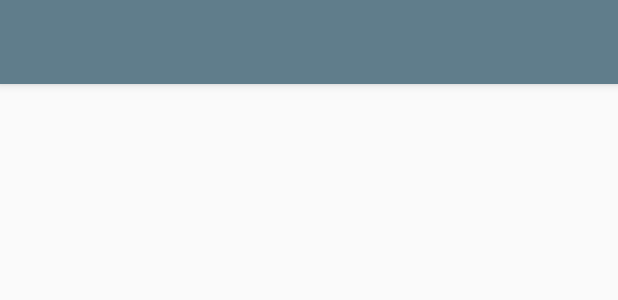
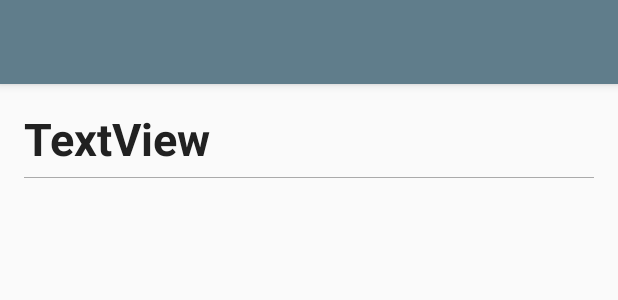
Before and after one commit to SilverBlog/silverblog_android, an Android app: the layout activity_post_preview.xml on its own in the app's theme, with its tools: preview values and no code run, on a phone screen of 412 x 824 dp. Shown: the top 300 px of the screen. Run offline under Robolectric (Android 15) with nearby library versions, the phone set to English and light mode, and no system bars.

Commit message:
修改preview样式

```diff
--- a/app/src/main/java/com/reallct/qwe7002/smartblog_client/post_preview.java
+++ b/app/src/main/java/com/reallct/qwe7002/smartblog_client/post_preview.java
@@ -17,7 +17,9 @@ public class post_preview extends AppCompatActivity {
         Toolbar toolbar = (Toolbar) findViewById(R.id.toolbar);
         setSupportActionBar(toolbar);
         Intent intent = getIntent();
-        RichText.fromMarkdown("# " + intent.getStringExtra(Intent.EXTRA_SUBJECT) + "\n\n" + intent.getStringExtra(Intent.EXTRA_TEXT)).into((TextView) findViewById(R.id.markdown_view));
+        TextView title = (TextView) findViewById(R.id.title);
+        title.setText(intent.getStringExtra(Intent.EXTRA_SUBJECT));
+        RichText.fromMarkdown(intent.getStringExtra(Intent.EXTRA_TEXT)).into((TextView) findViewById(R.id.markdown_view));
 
     }
 
--- a/app/src/main/res/layout/content_post_preview.xml
+++ b/app/src/main/res/layout/content_post_preview.xml
@@ -19,6 +19,29 @@
         android:layout_alignParentBottom="true"
         android:layout_alignParentEnd="true"
         android:layout_alignParentStart="true"
+        android:textSize="16sp"
+        android:layout_below="@+id/Lines" />
+
+    <View
+        android:layout_marginBottom="5dp"
+        android:layout_marginTop="5dp"
+        android:layout_below="@+id/title"
+        android:id="@+id/Lines"
+        android:layout_width="wrap_content"
+        android:layout_height="1px"
+        android:background="@android:color/darker_gray" />
+
+
+    <TextView
+        android:id="@+id/title"
+        android:textStyle="bold"
+        android:maxLines="2"
+        android:textSize="30sp"
+        android:textColor="#212121"
+        android:layout_width="wrap_content"
+        android:layout_height="wrap_content"
+        android:layout_alignParentStart="true"
         android:layout_alignParentTop="true"
-        android:textSize="16sp" />
+        android:text="TextView"
+        android:layout_alignParentEnd="true" />
 </RelativeLayout>
```
Also changed, not shown: app/src/main/res/menu/post_list_card_.xml (deleted, +0 -9 lines).
